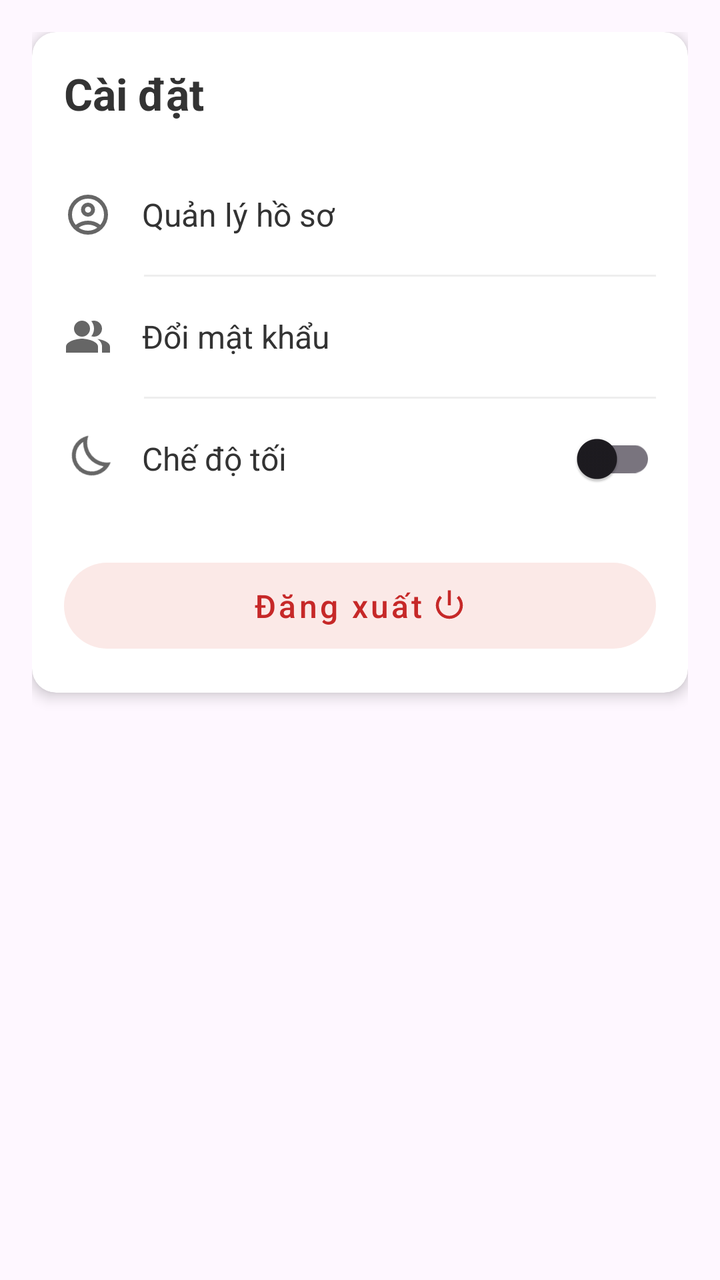
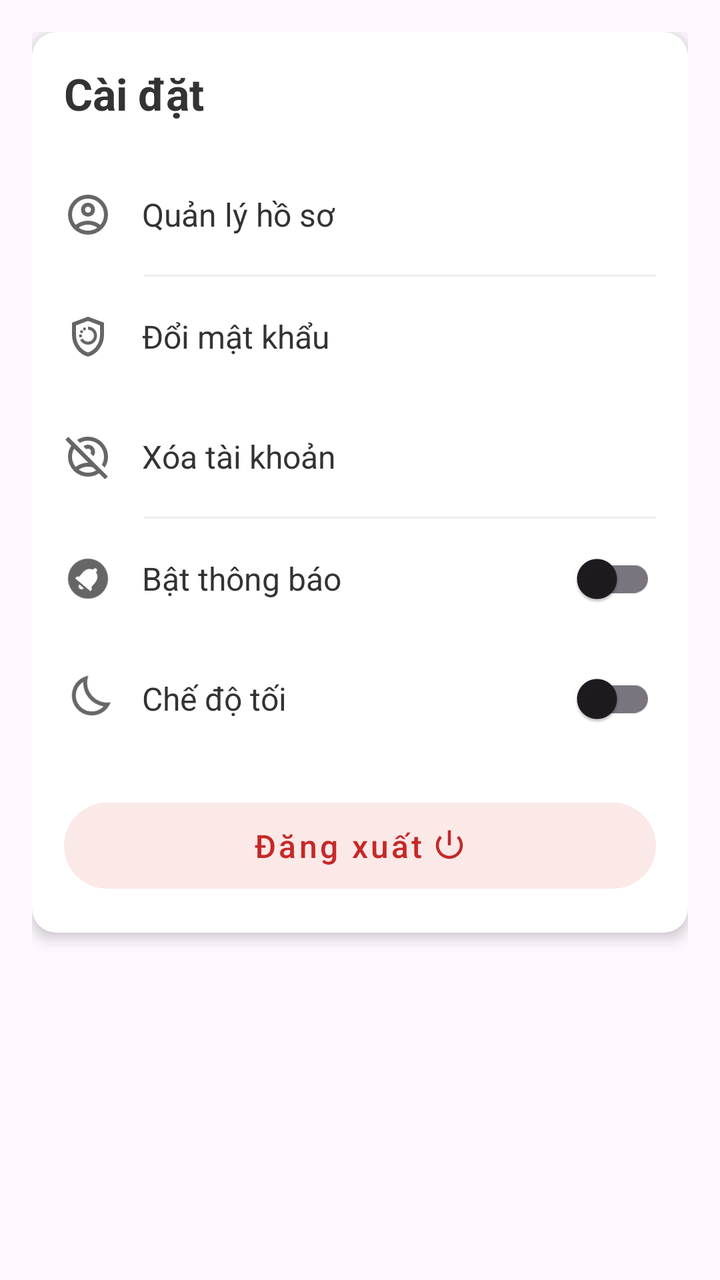

Compare the two renders of this Android layout. The source of the first and the diff that turns it into the second are given below.
<!-- AndroidManifest.xml: application theme Theme.NexTalkApp -->
<!-- res/layout/fragment_setting.xml -->
<?xml version="1.0" encoding="utf-8"?>
<LinearLayout xmlns:android="http://schemas.android.com/apk/res/android"
    xmlns:app="http://schemas.android.com/apk/res-auto"
    android:layout_width="match_parent"
    android:layout_height="match_parent"
    android:orientation="vertical"
    android:background="@android:color/transparent"
    android:padding="16dp">

    <androidx.cardview.widget.CardView
        android:layout_width="match_parent"
        android:layout_height="wrap_content"
        app:cardCornerRadius="12dp"
        app:cardElevation="4dp">

        <LinearLayout
            android:layout_width="match_parent"
            android:layout_height="wrap_content"
            android:orientation="vertical"
            android:padding="16dp">

            <TextView
                android:layout_width="wrap_content"
                android:layout_height="wrap_content"
                android:layout_marginBottom="16dp"
                android:text="Cài đặt"
                android:textColor="#333333"
                android:textSize="22sp"
                android:textStyle="bold" />

            <LinearLayout
                android:id="@+id/itemAccount"
                android:layout_width="match_parent"
                android:layout_height="60dp"
                android:gravity="center_vertical"
                android:orientation="horizontal"
                android:clickable="true"
                android:focusable="true"
                android:background="?attr/selectableItemBackground">

                <ImageView
                    android:layout_width="24dp"
                    android:layout_height="24dp"
                    android:src="@drawable/ic_account"
                    app:tint="#666666" />

                <TextView
                    android:id="@+id/tvQuanLy"
                    android:layout_width="0dp"
                    android:layout_height="wrap_content"
                    android:layout_marginStart="15dp"
                    android:layout_weight="1"
                    android:text="Quản lý hồ sơ"
                    android:textColor="#333333"
                    android:textSize="16sp" />
            </LinearLayout>

            <View
                android:layout_width="match_parent"
                android:layout_height="1dp"
                android:background="#EEEEEE"
                android:layout_marginStart="40dp"/>

            <LinearLayout
                android:id="@+id/itemPrivacy"
                android:layout_width="match_parent"
                android:layout_height="60dp"
                android:gravity="center_vertical"
                android:orientation="horizontal"
                android:clickable="true"
                android:focusable="true"
                android:background="?attr/selectableItemBackground">

                <ImageView
                    android:layout_width="24dp"
                    android:layout_height="24dp"
                    android:src="@drawable/ic_people"
                    app:tint="#666666" />

                <TextView
                    android:layout_width="0dp"
                    android:layout_height="wrap_content"
                    android:layout_marginStart="15dp"
                    android:layout_weight="1"
                    android:text="Đổi mật khẩu"
                    android:textColor="#333333"
                    android:textSize="16sp" />
            </LinearLayout>

            <View
                android:layout_width="match_parent"
                android:layout_height="1dp"
                android:background="#EEEEEE"
                android:layout_marginStart="40dp"/>

            <LinearLayout
                android:layout_width="match_parent"
                android:layout_height="60dp"
                android:gravity="center_vertical"
                android:orientation="horizontal">

                <ImageView
                    android:layout_width="24dp"
                    android:layout_height="24dp"
                    android:rotation="140"
                    android:src="@drawable/ic_bright"
                    app:tint="#666666" />

                <TextView
                    android:layout_width="0dp"
                    android:layout_height="wrap_content"
                    android:layout_marginStart="15dp"
                    android:layout_weight="1"
                    android:text="Chế độ tối"
                    android:textColor="#333333"
                    android:textSize="16sp" />

                <androidx.appcompat.widget.SwitchCompat
                    android:id="@+id/switchDarkMode"
                    android:layout_width="wrap_content"
                    android:layout_height="wrap_content" />
            </LinearLayout>

            <com.google.android.material.button.MaterialButton
                android:id="@+id/btnLogout"
                style="@style/Widget.MaterialComponents.Button.TextButton"
                android:layout_width="match_parent"
                android:layout_height="55dp"
                android:layout_marginTop="16dp"
                android:text="Đăng xuất"
                android:textColor="#C62828"
                android:textAllCaps="false"
                android:textSize="16sp"
                app:backgroundTint="#FBE9E7"
                app:cornerRadius="25dp"
                app:icon="@android:drawable/ic_lock_power_off"
                app:iconGravity="textEnd"
                app:iconTint="#C62828" />

        </LinearLayout>
    </androidx.cardview.widget.CardView>
</LinearLayout>
<!-- resources referenced by this layout -->
<resources>
  <!-- drawable ic_people (drawable) -->
  <vector xmlns:android="http://schemas.android.com/apk/res/android" android:height="24dp" android:tint="#000000" android:viewportHeight="24" android:viewportWidth="24" android:width="24dp">
        
      <path android:fillColor="@android:color/white" android:fillType="evenOdd" android:pathData="M16.67,13.13C18.04,14.06 19,15.32 19,17v3h4v-3C23,14.82 19.43,13.53 16.67,13.13z"/>
        
      <path android:fillColor="@android:color/white" android:fillType="evenOdd" android:pathData="M9,8m-4,0a4,4 0,1 1,8 0a4,4 0,1 1,-8 0"/>
        
      <path android:fillColor="@android:color/white" android:fillType="evenOdd" android:pathData="M15,12c2.21,0 4,-1.79 4,-4c0,-2.21 -1.79,-4 -4,-4c-0.47,0 -0.91,0.1 -1.33,0.24C14.5,5.27 15,6.58 15,8s-0.5,2.73 -1.33,3.76C14.09,11.9 14.53,12 15,12z"/>
        
      <path android:fillColor="@android:color/white" android:fillType="evenOdd" android:pathData="M9,13c-2.67,0 -8,1.34 -8,4v3h16v-3C17,14.34 11.67,13 9,13z"/>
      
  </vector>
  <style name="Theme.NexTalkApp" parent="Base.Theme.NexTalkApp" />
  <style name="Base.Theme.NexTalkApp" parent="Theme.Material3.DayNight.NoActionBar">
          
          
      </style>
  <!-- unchanged entries left out for length: 2 -->
</resources>

<!-- the commit's change to res/layout/fragment_setting.xml (unified diff, before → after) -->
@@ -74,7 +74,7 @@
                 <ImageView
                     android:layout_width="24dp"
                     android:layout_height="24dp"
-                    android:src="@drawable/ic_people"
+                    android:src="@drawable/ic_change_password"
                     app:tint="#666666" />
 
                 <TextView
@@ -87,11 +87,68 @@
                     android:textSize="16sp" />
             </LinearLayout>
 
+
+            <LinearLayout
+                android:id="@+id/itemDeleteAccount"
+                android:layout_width="match_parent"
+                android:layout_height="60dp"
+                android:gravity="center_vertical"
+                android:orientation="horizontal"
+                android:clickable="true"
+                android:focusable="true"
+                android:background="?attr/selectableItemBackground">
+
+                <ImageView
+                    android:layout_width="24dp"
+                    android:layout_height="24dp"
+                    android:src="@drawable/ic_delete_account"
+                    app:tint="#666666" />
+
+                <TextView
+                    android:layout_width="0dp"
+                    android:layout_height="wrap_content"
+                    android:layout_marginStart="15dp"
+                    android:layout_weight="1"
+                    android:text="Xóa tài khoản"
+                    android:textColor="#333333"
+                    android:textSize="16sp" />
+            </LinearLayout>
+
             <View
                 android:layout_width="match_parent"
                 android:layout_height="1dp"
                 android:background="#EEEEEE"
                 android:layout_marginStart="40dp"/>
+
+
+            <LinearLayout
+                android:layout_width="match_parent"
+                android:layout_height="60dp"
+                android:gravity="center_vertical"
+                android:orientation="horizontal">
+
+                <ImageView
+                    android:layout_width="24dp"
+                    android:layout_height="24dp"
+                    android:rotation="140"
+                    android:src="@drawable/notification"
+                    android:rotationX="180"
+                    app:tint="#666666" />
+
+                <TextView
+                    android:layout_width="0dp"
+                    android:layout_height="wrap_content"
+                    android:layout_marginStart="15dp"
+                    android:layout_weight="1"
+                    android:text="Bật thông báo"
+                    android:textColor="#333333"
+                    android:textSize="16sp" />
+
+                <androidx.appcompat.widget.SwitchCompat
+                    android:id="@+id/reciveNotification"
+                    android:layout_width="wrap_content"
+                    android:layout_height="wrap_content" />
+            </LinearLayout>
 
             <LinearLayout
                 android:layout_width="match_parent"
<!-- resource entries referenced after the edit -->
@@ -1,15 +1,21 @@
 <!-- resources referenced by this layout -->
 <resources>
-  <!-- drawable ic_people (drawable) -->
+  <!-- drawable ic_change_password (drawable) -->
+  <vector xmlns:android="http://schemas.android.com/apk/res/android" android:height="24dp" android:tint="#000000" android:viewportHeight="960" android:viewportWidth="960" android:width="24dp">
+        
+      <path android:fillColor="@android:color/white" android:pathData="M480,640Q555,640 607.5,587.5Q660,535 660,460Q660,385 607.5,332.5Q555,280 480,280L480,340Q530,340 565,375Q600,410 600,460Q600,510 565,545Q530,580 480,580Q447,580 418.5,563Q390,546 374,517L322,546Q346,590 388,615Q430,640 480,640ZM330,494Q343,494 351.5,485.5Q360,477 360,464Q360,451 351.5,442.5Q343,434 330,434Q317,434 308.5,442.5Q300,451 300,464Q300,477 308.5,485.5Q317,494 330,494ZM373.5,401.5Q382,393 382,380Q382,367 373.5,358.5Q365,350 352,350Q339,350 330.5,358.5Q322,367 322,380Q322,393 330.5,401.5Q339,410 352,410Q365,410 373.5,401.5ZM410,355Q423,355 431.5,346.5Q440,338 440,325Q440,312 431.5,303.5Q423,295 410,295Q397,295 388.5,303.5Q380,312 380,325Q380,338 388.5,346.5Q397,355 410,355ZM480,880Q341,845 250.5,720.5Q160,596 160,444L160,200L480,80L800,200L800,444Q800,596 709.5,720.5Q619,845 480,880ZM480,796Q584,763 652,664Q720,565 720,444L720,255L480,165L240,255L240,444Q240,565 308,664Q376,763 480,796ZM480,480Q480,480 480,480Q480,480 480,480L480,480L480,480L480,480L480,480Q480,480 480,480Q480,480 480,480Z"/>
+      
+  </vector>
+  <!-- drawable ic_delete_account (drawable) -->
+  <vector xmlns:android="http://schemas.android.com/apk/res/android" android:height="24dp" android:tint="#000000" android:viewportHeight="960" android:viewportWidth="960" android:width="24dp">
+        
+      <path android:fillColor="@android:color/white" android:pathData="M538,422L538,422Q538,422 538,422Q538,422 538,422Q538,422 538,422Q538,422 538,422Q538,422 538,422Q538,422 538,422ZM424,536Q424,536 424,536Q424,536 424,536L424,536Q424,536 424,536Q424,536 424,536Q424,536 424,536Q424,536 424,536ZM578,784.5Q625,769 666,740Q625,711 578,695.5Q531,680 480,680Q429,680 382,695.5Q335,711 294,740Q335,769 382,784.5Q429,800 480,800Q531,800 578,784.5ZM586,472L529,415Q534,407 537,398Q540,389 540,380Q540,355 522.5,337.5Q505,320 480,320Q471,320 462,323Q453,326 445,331L388,274Q407,257 430.5,248.5Q454,240 480,240Q538,240 579,281Q620,322 620,380Q620,406 611.5,429.5Q603,453 586,472ZM814,700L756,642Q778,605 789,564Q800,523 800,480Q800,346 707,253Q614,160 480,160Q437,160 396,171Q355,182 318,204L260,146Q309,114 365,97Q421,80 480,80Q563,80 636,111.5Q709,143 763,197Q817,251 848.5,324Q880,397 880,480Q880,539 863,595Q846,651 814,700ZM480,880Q397,880 324,848.5Q251,817 197,763Q143,709 111.5,636Q80,563 80,480Q80,421 96.5,365Q113,309 145,259L27,140L84,83L876,875L819,932L204,318Q182,355 171,396Q160,437 160,480Q160,537 179,589Q198,641 234,684Q288,643 350.5,621.5Q413,600 480,600Q518,600 556,608Q594,616 630,630L763,763Q706,820 633,850Q560,880 480,880Z"/>
+      
+  </vector>
+  <!-- drawable notification (drawable) -->
   <vector xmlns:android="http://schemas.android.com/apk/res/android" android:height="24dp" android:tint="#000000" android:viewportHeight="24" android:viewportWidth="24" android:width="24dp">
         
-      <path android:fillColor="@android:color/white" android:fillType="evenOdd" android:pathData="M16.67,13.13C18.04,14.06 19,15.32 19,17v3h4v-3C23,14.82 19.43,13.53 16.67,13.13z"/>
-        
-      <path android:fillColor="@android:color/white" android:fillType="evenOdd" android:pathData="M9,8m-4,0a4,4 0,1 1,8 0a4,4 0,1 1,-8 0"/>
-        
-      <path android:fillColor="@android:color/white" android:fillType="evenOdd" android:pathData="M15,12c2.21,0 4,-1.79 4,-4c0,-2.21 -1.79,-4 -4,-4c-0.47,0 -0.91,0.1 -1.33,0.24C14.5,5.27 15,6.58 15,8s-0.5,2.73 -1.33,3.76C14.09,11.9 14.53,12 15,12z"/>
-        
-      <path android:fillColor="@android:color/white" android:fillType="evenOdd" android:pathData="M9,13c-2.67,0 -8,1.34 -8,4v3h16v-3C17,14.34 11.67,13 9,13z"/>
+      <path android:fillColor="@android:color/white" android:pathData="M12,2C6.48,2 2,6.48 2,12s4.48,10 10,10 10,-4.48 10,-10S17.52,2 12,2zM12,18.5c-0.83,0 -1.5,-0.67 -1.5,-1.5h3c0,0.83 -0.67,1.5 -1.5,1.5zM17,16L7,16v-1l1,-1v-2.61C8,9.27 9.03,7.47 11,7v-0.5c0,-0.57 0.43,-1 1,-1s1,0.43 1,1L13,7c1.97,0.47 3,2.28 3,4.39L16,14l1,1v1z"/>
       
   </vector>
   <style name="Theme.NexTalkApp" parent="Base.Theme.NexTalkApp" />
